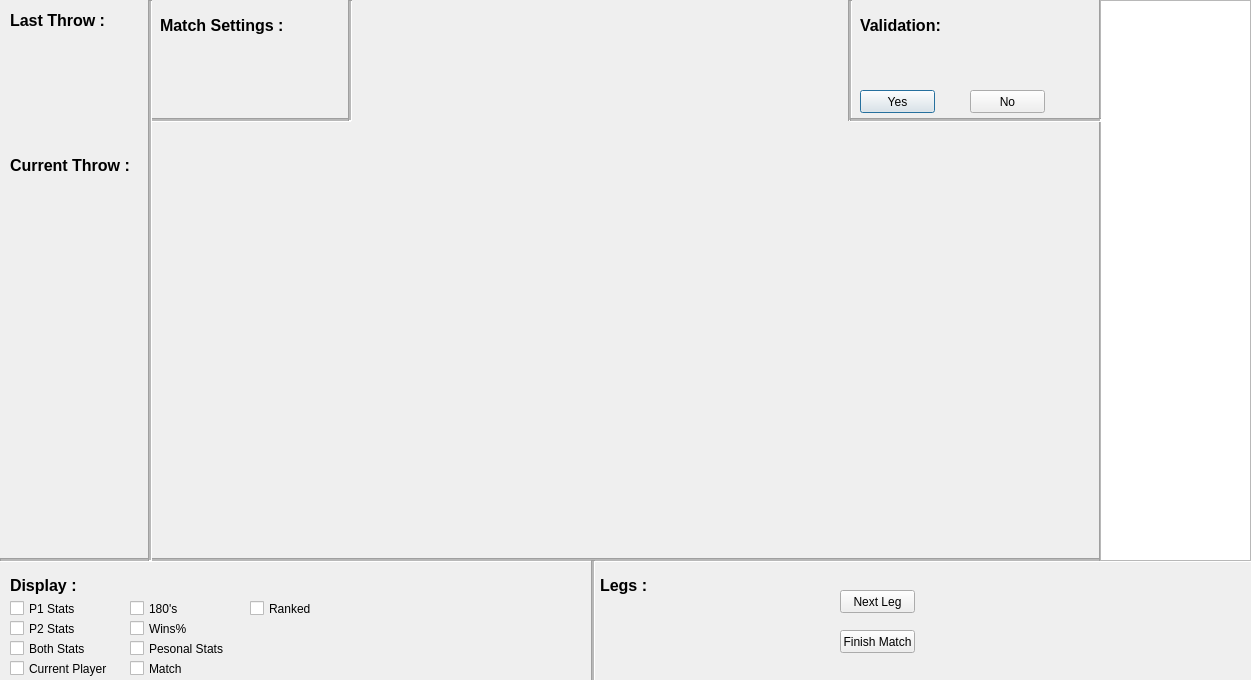
The window that scorerview.ui (dartbois/CombinedDarts) describes before a commit, drawn with Qt 5.
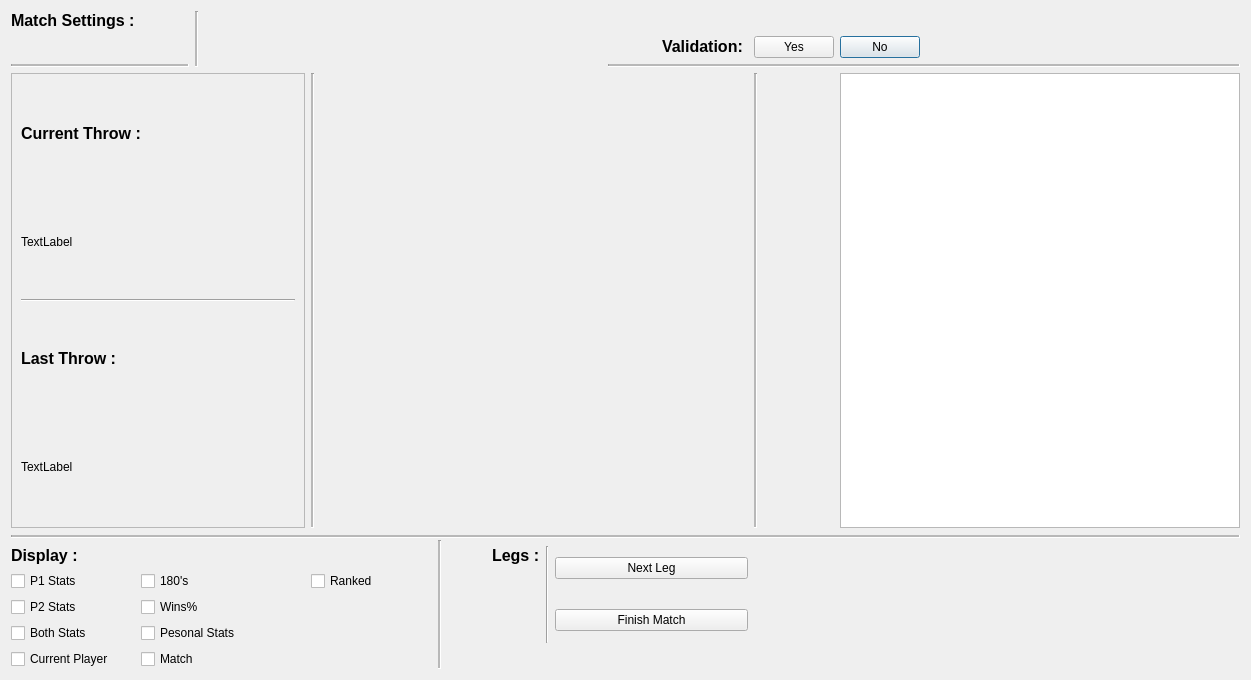
The same window after the commit. Custom widgets are drawn as their Qt base class.

The edit to the form file:
```diff
--- a/scorerview.ui
+++ b/scorerview.ui
@@ -13,388 +13,267 @@
   <property name="windowTitle">
    <string>Dialog</string>
   </property>
-  <widget class="Line" name="line">
-   <property name="geometry">
-    <rect>
-     <x>140</x>
-     <y>0</y>
-     <width>20</width>
-     <height>561</height>
-    </rect>
-   </property>
-   <property name="midLineWidth">
-    <number>2</number>
-   </property>
-   <property name="orientation">
-    <enum>Qt::Vertical</enum>
-   </property>
-  </widget>
-  <widget class="Line" name="line_2">
-   <property name="geometry">
-    <rect>
-     <x>0</x>
-     <y>550</y>
-     <width>1251</width>
-     <height>20</height>
-    </rect>
-   </property>
-   <property name="midLineWidth">
-    <number>2</number>
-   </property>
-   <property name="orientation">
-    <enum>Qt::Horizontal</enum>
-   </property>
-  </widget>
-  <widget class="Line" name="line_3">
-   <property name="geometry">
-    <rect>
-     <x>150</x>
-     <y>110</y>
-     <width>201</width>
-     <height>20</height>
-    </rect>
-   </property>
-   <property name="midLineWidth">
-    <number>2</number>
-   </property>
-   <property name="orientation">
-    <enum>Qt::Horizontal</enum>
-   </property>
-  </widget>
-  <widget class="Line" name="line_4">
-   <property name="geometry">
-    <rect>
-     <x>340</x>
-     <y>0</y>
-     <width>20</width>
-     <height>121</height>
-    </rect>
-   </property>
-   <property name="midLineWidth">
-    <number>2</number>
-   </property>
-   <property name="orientation">
-    <enum>Qt::Vertical</enum>
-   </property>
-  </widget>
-  <widget class="QLabel" name="label">
-   <property name="geometry">
-    <rect>
-     <x>10</x>
-     <y>0</y>
-     <width>121</width>
-     <height>41</height>
-    </rect>
-   </property>
-   <property name="text">
-    <string>&lt;html&gt;&lt;head/&gt;&lt;body&gt;&lt;p&gt;&lt;span style=&quot; font-size:12pt; font-weight:600;&quot;&gt;Last Throw :&lt;/span&gt;&lt;/p&gt;&lt;/body&gt;&lt;/html&gt;</string>
-   </property>
-  </widget>
-  <widget class="QLabel" name="label_2">
-   <property name="geometry">
-    <rect>
-     <x>10</x>
-     <y>150</y>
-     <width>141</width>
-     <height>31</height>
-    </rect>
-   </property>
-   <property name="text">
-    <string>&lt;html&gt;&lt;head/&gt;&lt;body&gt;&lt;p&gt;&lt;span style=&quot; font-size:12pt; font-weight:600;&quot;&gt;Current Throw :&lt;/span&gt;&lt;/p&gt;&lt;/body&gt;&lt;/html&gt;</string>
-   </property>
-  </widget>
-  <widget class="QLabel" name="label_3">
-   <property name="geometry">
-    <rect>
-     <x>160</x>
-     <y>10</y>
-     <width>151</width>
-     <height>31</height>
-    </rect>
-   </property>
-   <property name="text">
-    <string>&lt;html&gt;&lt;head/&gt;&lt;body&gt;&lt;p&gt;&lt;span style=&quot; font-size:12pt; font-weight:600;&quot;&gt;Match Settings :&lt;/span&gt;&lt;/p&gt;&lt;/body&gt;&lt;/html&gt;</string>
-   </property>
-  </widget>
-  <widget class="Line" name="line_5">
-   <property name="geometry">
-    <rect>
-     <x>1090</x>
-     <y>0</y>
-     <width>20</width>
-     <height>561</height>
-    </rect>
-   </property>
-   <property name="orientation">
-    <enum>Qt::Vertical</enum>
-   </property>
-  </widget>
-  <widget class="QTableWidget" name="tableWidget">
-   <property name="geometry">
-    <rect>
-     <x>1100</x>
-     <y>0</y>
-     <width>151</width>
-     <height>561</height>
-    </rect>
-   </property>
-  </widget>
-  <widget class="Line" name="line_6">
-   <property name="geometry">
-    <rect>
-     <x>850</x>
-     <y>110</y>
-     <width>251</width>
-     <height>20</height>
-    </rect>
-   </property>
-   <property name="midLineWidth">
-    <number>2</number>
-   </property>
-   <property name="orientation">
-    <enum>Qt::Horizontal</enum>
-   </property>
-  </widget>
-  <widget class="Line" name="line_7">
-   <property name="geometry">
-    <rect>
-     <x>840</x>
-     <y>0</y>
-     <width>20</width>
-     <height>121</height>
-    </rect>
-   </property>
-   <property name="midLineWidth">
-    <number>2</number>
-   </property>
-   <property name="orientation">
-    <enum>Qt::Vertical</enum>
-   </property>
-  </widget>
-  <widget class="QLabel" name="label_4">
-   <property name="geometry">
-    <rect>
-     <x>860</x>
-     <y>10</y>
-     <width>101</width>
-     <height>31</height>
-    </rect>
-   </property>
-   <property name="text">
-    <string>&lt;html&gt;&lt;head/&gt;&lt;body&gt;&lt;p&gt;&lt;span style=&quot; font-size:12pt; font-weight:600;&quot;&gt;Validation: &lt;/span&gt;&lt;/p&gt;&lt;/body&gt;&lt;/html&gt;</string>
-   </property>
-  </widget>
-  <widget class="QPushButton" name="pushButton">
-   <property name="geometry">
-    <rect>
-     <x>860</x>
-     <y>90</y>
-     <width>75</width>
-     <height>23</height>
-    </rect>
-   </property>
-   <property name="text">
-    <string>Yes</string>
-   </property>
-  </widget>
-  <widget class="QPushButton" name="pushButton_2">
-   <property name="geometry">
-    <rect>
-     <x>970</x>
-     <y>90</y>
-     <width>75</width>
-     <height>23</height>
-    </rect>
-   </property>
-   <property name="text">
-    <string>No</string>
-   </property>
-  </widget>
-  <widget class="QLabel" name="label_5">
-   <property name="geometry">
-    <rect>
-     <x>10</x>
-     <y>570</y>
-     <width>91</width>
-     <height>31</height>
-    </rect>
-   </property>
-   <property name="text">
-    <string>&lt;html&gt;&lt;head/&gt;&lt;body&gt;&lt;p&gt;&lt;span style=&quot; font-size:12pt; font-weight:600;&quot;&gt;Display : &lt;/span&gt;&lt;/p&gt;&lt;/body&gt;&lt;/html&gt;</string>
-   </property>
-  </widget>
-  <widget class="QCheckBox" name="PlayerOneStats">
-   <property name="geometry">
-    <rect>
-     <x>10</x>
-     <y>600</y>
-     <width>82</width>
-     <height>17</height>
-    </rect>
-   </property>
-   <property name="text">
-    <string>P1 Stats</string>
-   </property>
-  </widget>
-  <widget class="QCheckBox" name="PlayerTwoStats">
-   <property name="geometry">
-    <rect>
-     <x>10</x>
-     <y>620</y>
-     <width>82</width>
-     <height>17</height>
-    </rect>
-   </property>
-   <property name="text">
-    <string>P2 Stats</string>
-   </property>
-  </widget>
-  <widget class="QCheckBox" name="PlayerOneAndPlayerTwoStats">
-   <property name="geometry">
-    <rect>
-     <x>10</x>
-     <y>640</y>
-     <width>82</width>
-     <height>17</height>
-    </rect>
-   </property>
-   <property name="text">
-    <string>Both Stats</string>
-   </property>
-  </widget>
-  <widget class="QCheckBox" name="CurrentPlayerStats">
-   <property name="geometry">
-    <rect>
-     <x>10</x>
-     <y>660</y>
-     <width>111</width>
-     <height>17</height>
-    </rect>
-   </property>
-   <property name="text">
-    <string>Current Player</string>
-   </property>
-  </widget>
-  <widget class="QCheckBox" name="NumberOf180s">
-   <property name="geometry">
-    <rect>
-     <x>130</x>
-     <y>600</y>
-     <width>70</width>
-     <height>17</height>
-    </rect>
-   </property>
-   <property name="text">
-    <string>180's</string>
-   </property>
-  </widget>
-  <widget class="QCheckBox" name="WinPercentages">
-   <property name="geometry">
-    <rect>
-     <x>130</x>
-     <y>620</y>
-     <width>61</width>
-     <height>17</height>
-    </rect>
-   </property>
-   <property name="text">
-    <string>Wins%</string>
-   </property>
-  </widget>
-  <widget class="QCheckBox" name="PersonalStats">
-   <property name="geometry">
-    <rect>
-     <x>130</x>
-     <y>640</y>
-     <width>101</width>
-     <height>17</height>
-    </rect>
-   </property>
-   <property name="text">
-    <string>Pesonal Stats</string>
-   </property>
-  </widget>
-  <widget class="QCheckBox" name="MatchStats">
-   <property name="geometry">
-    <rect>
-     <x>130</x>
-     <y>660</y>
-     <width>70</width>
-     <height>17</height>
-    </rect>
-   </property>
-   <property name="text">
-    <string>Match</string>
-   </property>
-  </widget>
-  <widget class="QCheckBox" name="RankedStats">
-   <property name="geometry">
-    <rect>
-     <x>250</x>
-     <y>600</y>
-     <width>70</width>
-     <height>17</height>
-    </rect>
-   </property>
-   <property name="text">
-    <string>Ranked</string>
-   </property>
-  </widget>
-  <widget class="Line" name="line_8">
-   <property name="geometry">
-    <rect>
-     <x>583</x>
-     <y>560</y>
-     <width>20</width>
-     <height>121</height>
-    </rect>
-   </property>
-   <property name="midLineWidth">
-    <number>2</number>
-   </property>
-   <property name="orientation">
-    <enum>Qt::Vertical</enum>
-   </property>
-  </widget>
-  <widget class="QLabel" name="label_6">
-   <property name="geometry">
-    <rect>
-     <x>600</x>
-     <y>570</y>
-     <width>61</width>
-     <height>31</height>
-    </rect>
-   </property>
-   <property name="text">
-    <string>&lt;html&gt;&lt;head/&gt;&lt;body&gt;&lt;p&gt;&lt;span style=&quot; font-size:12pt; font-weight:600;&quot;&gt;Legs&lt;/span&gt;&lt;span style=&quot; font-size:12pt; font-weight:600;&quot;&gt; :&lt;/span&gt;&lt;/p&gt;&lt;/body&gt;&lt;/html&gt;</string>
-   </property>
-  </widget>
-  <widget class="QPushButton" name="pushButton_3">
-   <property name="geometry">
-    <rect>
-     <x>840</x>
-     <y>590</y>
-     <width>75</width>
-     <height>23</height>
-    </rect>
-   </property>
-   <property name="text">
-    <string>Next Leg</string>
-   </property>
-  </widget>
-  <widget class="QPushButton" name="pushButton_4">
-   <property name="geometry">
-    <rect>
-     <x>840</x>
-     <y>630</y>
-     <width>75</width>
-     <height>23</height>
-    </rect>
-   </property>
-   <property name="text">
-    <string>Finish Match</string>
-   </property>
-  </widget>
+  <layout class="QGridLayout" name="gridLayout">
+   <item row="8" column="6">
+    <widget class="QCheckBox" name="RankedStats">
+     <property name="text">
+      <string>Ranked</string>
+     </property>
+    </widget>
+   </item>
+   <item row="5" column="1" rowspan="2" colspan="15">
+    <widget class="Line" name="line_2">
+     <property name="midLineWidth">
+      <number>2</number>
+     </property>
+     <property name="orientation">
+      <enum>Qt::Horizontal</enum>
+     </property>
+    </widget>
+   </item>
+   <item row="10" column="2" colspan="4">
+    <widget class="QCheckBox" name="PersonalStats">
+     <property name="text">
+      <string>Pesonal Stats</string>
+     </property>
+    </widget>
+   </item>
+   <item row="6" column="8" rowspan="6" colspan="2">
+    <widget class="Line" name="line_8">
+     <property name="midLineWidth">
+      <number>2</number>
+     </property>
+     <property name="orientation">
+      <enum>Qt::Vertical</enum>
+     </property>
+    </widget>
+   </item>
+   <item row="2" column="1" colspan="2">
+    <widget class="Line" name="line_3">
+     <property name="midLineWidth">
+      <number>2</number>
+     </property>
+     <property name="orientation">
+      <enum>Qt::Horizontal</enum>
+     </property>
+    </widget>
+   </item>
+   <item row="1" column="13" alignment="Qt::AlignRight">
+    <widget class="QLabel" name="label_4">
+     <property name="text">
+      <string>&lt;html&gt;&lt;head/&gt;&lt;body&gt;&lt;p&gt;&lt;span style=&quot; font-size:12pt; font-weight:600;&quot;&gt;Validation: &lt;/span&gt;&lt;/p&gt;&lt;/body&gt;&lt;/html&gt;</string>
+     </property>
+    </widget>
+   </item>
+   <item row="1" column="15" alignment="Qt::AlignLeft">
+    <widget class="QPushButton" name="pushButton_2">
+     <property name="text">
+      <string>No</string>
+     </property>
+    </widget>
+   </item>
+   <item row="9" column="1">
+    <widget class="QCheckBox" name="PlayerTwoStats">
+     <property name="text">
+      <string>P2 Stats</string>
+     </property>
+    </widget>
+   </item>
+   <item row="7" column="10" rowspan="4">
+    <widget class="Line" name="line_9">
+     <property name="autoFillBackground">
+      <bool>false</bool>
+     </property>
+     <property name="orientation">
+      <enum>Qt::Vertical</enum>
+     </property>
+    </widget>
+   </item>
+   <item row="2" column="12" colspan="4">
+    <widget class="Line" name="line_6">
+     <property name="midLineWidth">
+      <number>2</number>
+     </property>
+     <property name="orientation">
+      <enum>Qt::Horizontal</enum>
+     </property>
+    </widget>
+   </item>
+   <item row="8" column="1">
+    <widget class="QCheckBox" name="PlayerOneStats">
+     <property name="text">
+      <string>P1 Stats</string>
+     </property>
+    </widget>
+   </item>
+   <item row="0" column="1">
+    <widget class="QLabel" name="label_3">
+     <property name="text">
+      <string>&lt;html&gt;&lt;head/&gt;&lt;body&gt;&lt;p&gt;&lt;span style=&quot; font-size:12pt; font-weight:600;&quot;&gt;Match Settings :&lt;/span&gt;&lt;/p&gt;&lt;/body&gt;&lt;/html&gt;</string>
+     </property>
+    </widget>
+   </item>
+   <item row="11" column="2" colspan="4">
+    <widget class="QCheckBox" name="MatchStats">
+     <property name="text">
+      <string>Match</string>
+     </property>
+    </widget>
+   </item>
+   <item row="3" column="15">
+    <widget class="QTableWidget" name="tableWidget">
+     <property name="maximumSize">
+      <size>
+       <width>400</width>
+       <height>16777215</height>
+      </size>
+     </property>
+    </widget>
+   </item>
+   <item row="11" column="1">
+    <widget class="QCheckBox" name="CurrentPlayerStats">
+     <property name="text">
+      <string>Current Player</string>
+     </property>
+    </widget>
+   </item>
+   <item row="9" column="2" colspan="4">
+    <widget class="QCheckBox" name="WinPercentages">
+     <property name="text">
+      <string>Wins%</string>
+     </property>
+    </widget>
+   </item>
+   <item row="7" column="9" alignment="Qt::AlignRight">
+    <widget class="QLabel" name="label_6">
+     <property name="text">
+      <string>&lt;html&gt;&lt;head/&gt;&lt;body&gt;&lt;p&gt;&lt;span style=&quot; font-size:12pt; font-weight:600;&quot;&gt;Legs&lt;/span&gt;&lt;span style=&quot; font-size:12pt; font-weight:600;&quot;&gt; :&lt;/span&gt;&lt;/p&gt;&lt;/body&gt;&lt;/html&gt;</string>
+     </property>
+    </widget>
+   </item>
+   <item row="7" column="11" rowspan="2" colspan="3">
+    <widget class="QPushButton" name="pushButton_3">
+     <property name="text">
+      <string>Next Leg</string>
+     </property>
+    </widget>
+   </item>
+   <item row="10" column="1">
+    <widget class="QCheckBox" name="PlayerOneAndPlayerTwoStats">
+     <property name="text">
+      <string>Both Stats</string>
+     </property>
+    </widget>
+   </item>
+   <item row="1" column="14">
+    <widget class="QPushButton" name="pushButton">
+     <property name="text">
+      <string>Yes</string>
+     </property>
+    </widget>
+   </item>
+   <item row="0" column="3" rowspan="3">
+    <widget class="Line" name="line_4">
+     <property name="midLineWidth">
+      <number>2</number>
+     </property>
+     <property name="orientation">
+      <enum>Qt::Vertical</enum>
+     </property>
+    </widget>
+   </item>
+   <item row="9" column="11" rowspan="2" colspan="3">
+    <widget class="QPushButton" name="pushButton_4">
+     <property name="text">
+      <string>Finish Match</string>
+     </property>
+    </widget>
+   </item>
+   <item row="7" column="1">
+    <widget class="QLabel" name="label_5">
+     <property name="text">
+      <string>&lt;html&gt;&lt;head/&gt;&lt;body&gt;&lt;p&gt;&lt;span style=&quot; font-size:12pt; font-weight:600;&quot;&gt;Display : &lt;/span&gt;&lt;/p&gt;&lt;/body&gt;&lt;/html&gt;</string>
+     </property>
+    </widget>
+   </item>
+   <item row="8" column="2" colspan="4">
+    <widget class="QCheckBox" name="NumberOf180s">
+     <property name="text">
+      <string>180's</string>
+     </property>
+    </widget>
+   </item>
+   <item row="3" column="14">
+    <widget class="Line" name="line_7">
+     <property name="midLineWidth">
+      <number>2</number>
+     </property>
+     <property name="orientation">
+      <enum>Qt::Vertical</enum>
+     </property>
+    </widget>
+   </item>
+   <item row="3" column="1" colspan="5">
+    <widget class="QFrame" name="frame">
+     <property name="frameShape">
+      <enum>QFrame::StyledPanel</enum>
+     </property>
+     <property name="frameShadow">
+      <enum>QFrame::Raised</enum>
+     </property>
+     <layout class="QVBoxLayout" name="verticalLayout">
+      <item>
+       <widget class="QLabel" name="label_2">
+        <property name="text">
+         <string>&lt;html&gt;&lt;head/&gt;&lt;body&gt;&lt;p&gt;&lt;span style=&quot; font-size:12pt; font-weight:600;&quot;&gt;Current Throw :&lt;/span&gt;&lt;/p&gt;&lt;/body&gt;&lt;/html&gt;</string>
+        </property>
+       </widget>
+      </item>
+      <item>
+       <widget class="QLabel" name="label_8">
+        <property name="text">
+         <string>TextLabel</string>
+        </property>
+       </widget>
+      </item>
+      <item>
+       <widget class="Line" name="line_10">
+        <property name="orientation">
+         <enum>Qt::Horizontal</enum>
+        </property>
+       </widget>
+      </item>
+      <item>
+       <widget class="QLabel" name="label">
+        <property name="text">
+         <string>&lt;html&gt;&lt;head/&gt;&lt;body&gt;&lt;p&gt;&lt;span style=&quot; font-size:12pt; font-weight:600;&quot;&gt;Last Throw :&lt;/span&gt;&lt;/p&gt;&lt;/body&gt;&lt;/html&gt;</string>
+        </property>
+       </widget>
+      </item>
+      <item>
+       <widget class="QLabel" name="label_7">
+        <property name="text">
+         <string>TextLabel</string>
+        </property>
+       </widget>
+      </item>
+     </layout>
+    </widget>
+   </item>
+   <item row="3" column="6">
+    <widget class="Line" name="line">
+     <property name="midLineWidth">
+      <number>2</number>
+     </property>
+     <property name="orientation">
+      <enum>Qt::Vertical</enum>
+     </property>
+    </widget>
+   </item>
+   <item row="3" column="7" colspan="7">
+    <widget class="Widget" name="widget" native="true"/>
+   </item>
+  </layout>
   <zorder>line_2</zorder>
   <zorder>line_3</zorder>
   <zorder>label</zorder>
@@ -424,6 +303,14 @@
   <zorder>line</zorder>
   <zorder>line_6</zorder>
  </widget>
+ <customwidgets>
+  <customwidget>
+   <class>Widget</class>
+   <extends>QWidget</extends>
+   <header>widget.h</header>
+   <container>1</container>
+  </customwidget>
+ </customwidgets>
  <resources/>
  <connections/>
 </ui>
```
Left out of the diff: 25 changed lines with no effect on the pictures.
